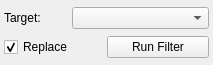
This is src/Interface/ToolInterface/GradientMagnitudeFilterInterface.ui in SCIInstitute/Seg3D as Qt 5 draws it before an edit. The edited form follows.
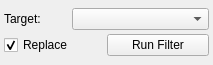
This is the edited form.

The edit to the form file:
```diff
--- a/src/Interface/ToolInterface/GradientMagnitudeFilterInterface.ui
+++ b/src/Interface/ToolInterface/GradientMagnitudeFilterInterface.ui
@@ -35,18 +35,9 @@
    <property name="spacing">
     <number>0</number>
    </property>
-   <property name="leftMargin">
+   <property name="margin">
     <number>4</number>
    </property>
-   <property name="topMargin">
-    <number>0</number>
-   </property>
-   <property name="rightMargin">
-    <number>4</number>
-   </property>
-   <property name="bottomMargin">
-    <number>0</number>
-   </property>
    <item>
     <layout class="QHBoxLayout" name="activeHLayout" stretch="1,2">
      <property name="spacing">
```
